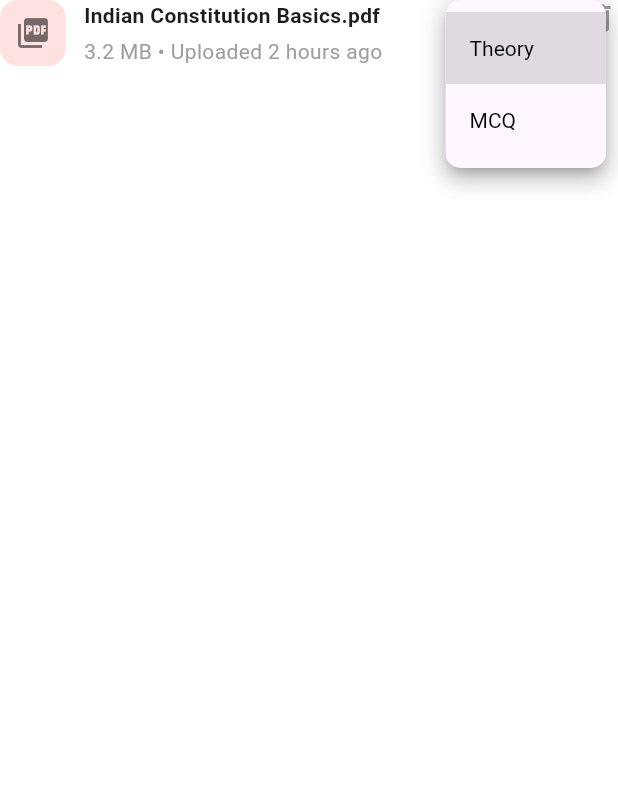
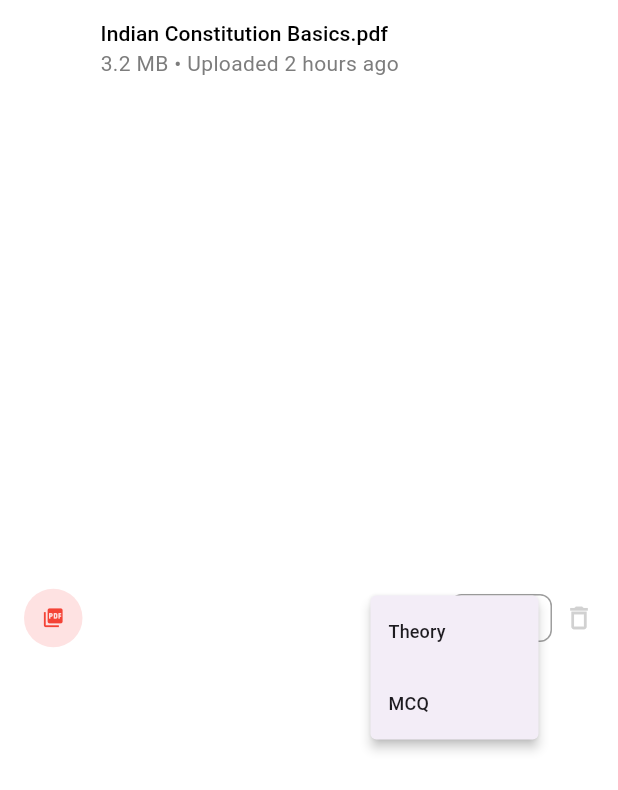
Before and after one commit to Debdaru07/eduforge_ai, a Flutter app: the UploadedDocumentItem widget shown alone on an empty page, opened directly, after a tap on "Theory", on a phone screen of 412 x 824 dp. Shown: the top 790 px of the screen. Run offline on Flutter 3.47's test engine with Material 3 defaults, Android fonts, the phone set to English and light mode, and no system bars; our stand-ins replace cloud_firestore, connectivity_plus, dotted_border, firebase_core, font_awesome_flutter, go_router; accounts and stored records are empty.

Commit message:
Upload Documents List

```diff
--- a/lib/screens/upload_files/components/uploaded_documents.dart
+++ b/lib/screens/upload_files/components/uploaded_documents.dart
@@ -1,3 +1,6 @@
+import 'package:aspirants_ai/theme/app_colors.dart';
+import 'package:aspirants_ai/theme/app_text_styles.dart';
+import 'package:flutter/cupertino.dart';
 import 'package:flutter/material.dart';
 
 class UploadedDocuments extends StatefulWidget {
@@ -11,11 +14,12 @@
   @override
   Widget build(BuildContext context) {
     return Container(
-      margin: EdgeInsets.symmetric(horizontal: MediaQuery.of(context).size.width * 0.1,),
-      padding: EdgeInsets.all(32),
+      margin: EdgeInsets.symmetric(horizontal: MediaQuery.of(context).size.width * 0.1, vertical: 24),
+      padding: EdgeInsets.only(top: 28, left: 24,),
       decoration: BoxDecoration(
         color: Colors.white,
         borderRadius: BorderRadius.circular(20),
+        border: Border.all(width: 1, color: AspirantsAIPalette.grey300),
       ),
       child: Column(
         crossAxisAlignment: CrossAxisAlignment.start,
@@ -24,7 +28,7 @@
           const Text(
             "Uploaded Documents",
             style: TextStyle(
-              fontSize: 18,
+              fontSize: 16,
               fontWeight: FontWeight.w800,
               fontFamily: 'Satoshi',
             ),
@@ -85,43 +89,91 @@
 
   @override
   Widget build(BuildContext context) {
-    return Row(
-      crossAxisAlignment: CrossAxisAlignment.start,
+    return Container(
+      padding: const EdgeInsets.symmetric(horizontal: 16, vertical: 12),
+      child: Row(
+        crossAxisAlignment: CrossAxisAlignment.center,
+        mainAxisAlignment: MainAxisAlignment.center,
         children: [
           Container(
-          padding: const EdgeInsets.all(10),
+            padding: const EdgeInsets.all(12),
             decoration: BoxDecoration(
               color: iconBgColor,
-            borderRadius: BorderRadius.circular(12),
+              borderRadius: BorderRadius.circular(20),
             ),
-          child: Icon(icon, color: Colors.black54),
+            child: Icon(icon, color: Colors.red, size: 15,),
           ),
           const SizedBox(width: 12),
           Expanded(
             child: Column(
               crossAxisAlignment: CrossAxisAlignment.start,
               children: [
-              Text(fileName, style: const TextStyle(fontWeight: FontWeight.w600)),
-              const SizedBox(height: 4),
-              Text("$fileSize • Uploaded $uploadedAgo", style: const TextStyle(color: Colors.grey)),
+                Text(fileName, style: AspirantsAITextStyles.bodyMedium.copyWith(fontSize: 14, fontWeight: FontWeight.w500, letterSpacing: 0.1,color: AspirantsAIPalette.black)),
+                Text("$fileSize • Uploaded $uploadedAgo", style: AspirantsAITextStyles.bodySmall),
               ],
             ),
           ),
           const SizedBox(width: 12),
-        DropdownButton<String>(
-          value: type,
-          style: const TextStyle(color: Colors.black),
-          underline: Container(),
-          borderRadius: BorderRadius.circular(10),
-          items: ["Theory", "MCQ"].map((value) => DropdownMenuItem<String>(
-            value: value,
-            child: Text(value),
-          )).toList(),
-          onChanged: (value) {},
+          MinimalDropdown(),
+          const SizedBox(width: 8,),
+          const Icon(Icons.delete_outline, color: AspirantsAIPalette.grey300, size: 20,),
+        ],
       ),
-        const SizedBox(width: 8),
-        const Icon(Icons.delete_outline, color: Colors.grey),
-      ],
     );
   }
 }
+class MinimalDropdown extends StatefulWidget {
+  const MinimalDropdown({super.key});
+
+  @override
+  _MinimalDropdownState createState() => _MinimalDropdownState();
+}
+
+class _MinimalDropdownState extends State<MinimalDropdown> {
+  String selectedValue = "Theory";
+  final List<String> options = ["Theory", "MCQ"];
+
+  @override
+  Widget build(BuildContext context) {
+    return Container(
+      height: 32,
+      padding: const EdgeInsets.symmetric(horizontal: 8),
+      decoration: BoxDecoration(
+        color: Colors.white,
+        border: Border.all(color: Colors.grey, width: 1),
+        borderRadius: BorderRadius.circular(8),
+      ),
+      child: PopupMenuButton<String>(
+        menuPadding: EdgeInsets.zero,
+        onSelected: (value) {
+          setState(() {
+            selectedValue = value;
+          });
+        },
+        itemBuilder: (context) => options
+            .map((item) => PopupMenuItem<String>(
+                  value: item,
+                  child: Text(
+                    item,
+                    style: const TextStyle(fontSize: 12),
+                  ),
+                ))
+            .toList(),
+        child: Row(
+          mainAxisAlignment: MainAxisAlignment.spaceBetween,
+          children: [
+            Text(
+              selectedValue,
+              style: AspirantsAITextStyles.bodySmall.copyWith(fontSize: 12),
+            ),
+            const Icon(
+              CupertinoIcons.chevron_down,
+              size: 12,
+              color: AspirantsAIPalette.grey300,
+            ),
+          ],
+        ),
+      ),
+    );
+  }
+}
```
Also changed, not shown: 1 other file. Lines whose indentation alone changed are shown as unchanged.
